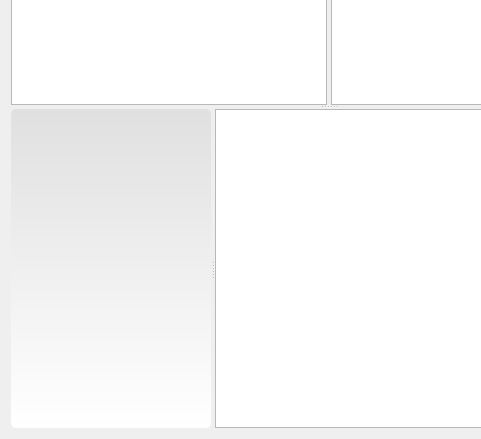
mainster/WorktimeManager, file uis/browser.ui: the form before one commit; both pictures show x 0 to 481 and y 226 to 665 of the 1298 by 665 pixel window.
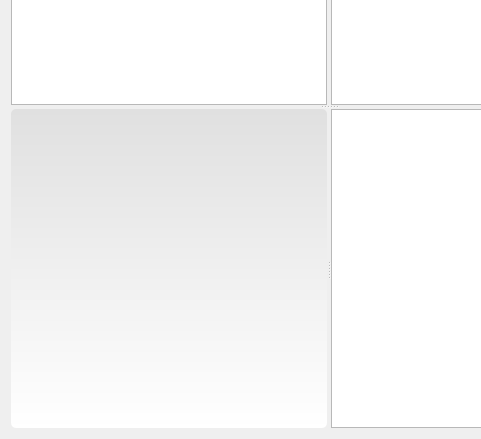
The form after the commit. Icons and pictures are not drawn. Custom widgets are drawn as their Qt base class.

Commit message:
moved from Browser:: to TabView:::     void on_deleteRowAction_triggered();     void on_fieldStrategyAction_triggered();     void on_rowStrategyAction_triggered();     void on_manualStrategyAction_triggered();     void on_submitAction_triggered();     void on_revertAction_triggered();     void on_selectAction_triggered();
sortfilterproxymodel.h/.cpp merged into models.h/.cpp

Diff of the .ui file:
```diff
--- a/uis/browser.ui
+++ b/uis/browser.ui
@@ -140,12 +140,6 @@
            <verstretch>15</verstretch>
           </sizepolicy>
          </property>
-         <property name="maximumSize">
-          <size>
-           <width>200</width>
-           <height>16777215</height>
-          </size>
-         </property>
         </widget>
         <widget class="TabView" name="tvd">
          <property name="sizePolicy">
```
Left out of the diff: 79 changed lines with no effect on the pictures. The commit also changes 13 other files.
